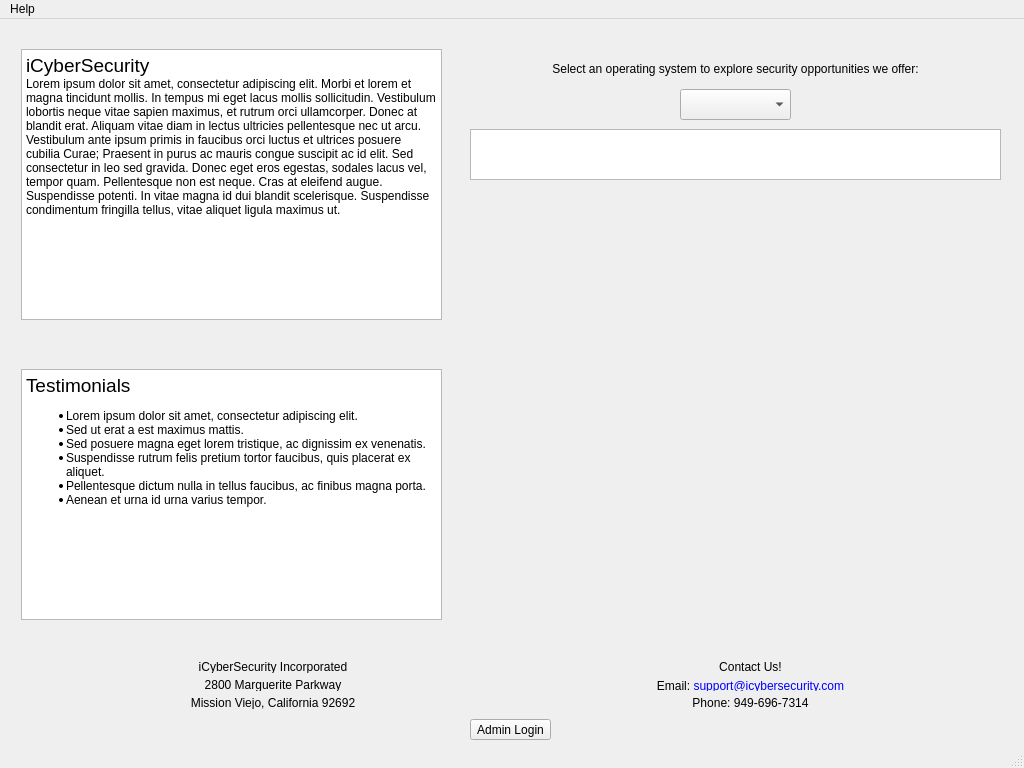
Qt form src/mainwindow.ui (brianclinkenbeard/pamphlet) before a commit.
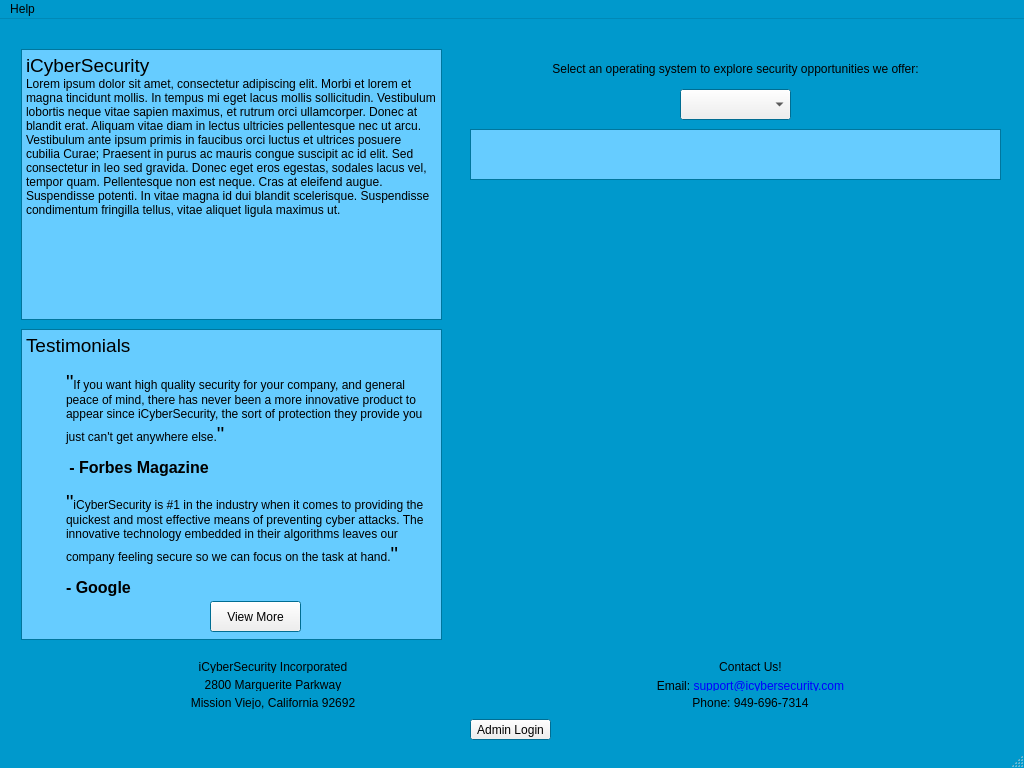
The same form after that commit.

Commit message: Changes to main window color and to testimonials.

What changed in the file:
```diff
--- a/src/mainwindow.ui
+++ b/src/mainwindow.ui
@@ -16,6 +16,70 @@
     <verstretch>0</verstretch>
    </sizepolicy>
   </property>
+  <property name="palette">
+   <palette>
+    <active>
+     <colorrole role="Base">
+      <brush brushstyle="SolidPattern">
+       <color alpha="255">
+        <red>102</red>
+        <green>204</green>
+        <blue>255</blue>
+       </color>
+      </brush>
+     </colorrole>
+     <colorrole role="Window">
+      <brush brushstyle="SolidPattern">
+       <color alpha="255">
+        <red>0</red>
+        <green>153</green>
+        <blue>204</blue>
+       </color>
+      </brush>
+     </colorrole>
+    </active>
+    <inactive>
+     <colorrole role="Base">
+      <brush brushstyle="SolidPattern">
+       <color alpha="255">
+        <red>102</red>
+        <green>204</green>
+        <blue>255</blue>
+       </color>
+      </brush>
+     </colorrole>
+     <colorrole role="Window">
+      <brush brushstyle="SolidPattern">
+       <color alpha="255">
+        <red>0</red>
+        <green>153</green>
+        <blue>204</blue>
+       </color>
+      </brush>
+     </colorrole>
+    </inactive>
+    <disabled>
+     <colorrole role="Base">
+      <brush brushstyle="SolidPattern">
+       <color alpha="255">
+        <red>0</red>
+        <green>153</green>
+        <blue>204</blue>
+       </color>
+      </brush>
+     </colorrole>
+     <colorrole role="Window">
+      <brush brushstyle="SolidPattern">
+       <color alpha="255">
+        <red>0</red>
+        <green>153</green>
+        <blue>204</blue>
+       </color>
+      </brush>
+     </colorrole>
+    </disabled>
+   </palette>
+  </property>
   <property name="windowTitle">
    <string>MainWindow</string>
   </property>
@@ -55,9 +119,9 @@
     <property name="geometry">
      <rect>
       <x>21</x>
-      <y>350</y>
+      <y>310</y>
       <width>421</width>
-      <height>251</height>
+      <height>311</height>
      </rect>
     </property>
     <property name="html">
@@ -66,12 +130,10 @@
 p, li { white-space: pre-wrap; }
 &lt;/style&gt;&lt;/head&gt;&lt;body style=&quot; font-family:'MS Shell Dlg 2'; font-size:8.25pt; font-weight:400; font-style:normal;&quot;&gt;
 &lt;p style=&quot; margin-top:0px; margin-bottom:0px; margin-left:0px; margin-right:0px; -qt-block-indent:0; text-indent:0px;&quot;&gt;&lt;span style=&quot; font-family:'Sans Serif'; font-size:14pt;&quot;&gt;Testimonials&lt;/span&gt;&lt;/p&gt;
-&lt;ul style=&quot;margin-top: 0px; margin-bottom: 0px; margin-left: 0px; margin-right: 0px; -qt-list-indent: 1;&quot;&gt;&lt;li style=&quot; font-family:'Sans Serif'; font-size:9pt;&quot; style=&quot; margin-top:12px; margin-bottom:0px; margin-left:0px; margin-right:0px; -qt-block-indent:0; text-indent:0px;&quot;&gt;Lorem ipsum dolor sit amet, consectetur adipiscing elit.&lt;/li&gt;
-&lt;li style=&quot; font-family:'Sans Serif'; font-size:9pt;&quot; style=&quot; margin-top:0px; margin-bottom:0px; margin-left:0px; margin-right:0px; -qt-block-indent:0; text-indent:0px;&quot;&gt;Sed ut erat a est maximus mattis.&lt;/li&gt;
-&lt;li style=&quot; font-family:'Sans Serif'; font-size:9pt;&quot; style=&quot; margin-top:0px; margin-bottom:0px; margin-left:0px; margin-right:0px; -qt-block-indent:0; text-indent:0px;&quot;&gt;Sed posuere magna eget lorem tristique, ac dignissim ex venenatis.&lt;/li&gt;
-&lt;li style=&quot; font-family:'Sans Serif'; font-size:9pt;&quot; style=&quot; margin-top:0px; margin-bottom:0px; margin-left:0px; margin-right:0px; -qt-block-indent:0; text-indent:0px;&quot;&gt;Suspendisse rutrum felis pretium tortor faucibus, quis placerat ex aliquet.&lt;/li&gt;
-&lt;li style=&quot; font-family:'Sans Serif'; font-size:9pt;&quot; style=&quot; margin-top:0px; margin-bottom:0px; margin-left:0px; margin-right:0px; -qt-block-indent:0; text-indent:0px;&quot;&gt;Pellentesque dictum nulla in tellus faucibus, ac finibus magna porta.&lt;/li&gt;
-&lt;li style=&quot; font-family:'Sans Serif'; font-size:9pt;&quot; style=&quot; margin-top:0px; margin-bottom:12px; margin-left:0px; margin-right:0px; -qt-block-indent:0; text-indent:0px;&quot;&gt;Aenean et urna id urna varius tempor.&lt;/li&gt;&lt;/ul&gt;&lt;/body&gt;&lt;/html&gt;</string>
+&lt;p style=&quot; margin-top:12px; margin-bottom:0px; margin-left:0px; margin-right:0px; -qt-block-indent:1; text-indent:0px;&quot;&gt;&lt;span style=&quot; font-family:'Sans Serif'; font-size:16pt;&quot;&gt;&amp;quot;&lt;/span&gt;&lt;span style=&quot; font-family:'Sans Serif'; font-size:9pt;&quot;&gt;If you want high quality security for your company, and general peace of mind, there has never been a more innovative product to appear since iCyberSecurity, the sort of protection they provide you just can't get anywhere else.&lt;/span&gt;&lt;span style=&quot; font-family:'Sans Serif'; font-size:16pt;&quot;&gt;&amp;quot;&lt;/span&gt;&lt;/p&gt;
+&lt;p style=&quot; margin-top:12px; margin-bottom:0px; margin-left:0px; margin-right:0px; -qt-block-indent:1; text-indent:0px;&quot;&gt;&lt;span style=&quot; font-family:'Sans Serif'; font-size:9pt;&quot;&gt; &lt;/span&gt;&lt;span style=&quot; font-family:'Sans Serif'; font-size:12pt; font-weight:600;&quot;&gt;- Forbes Magazine&lt;/span&gt;&lt;/p&gt;
+&lt;p style=&quot; margin-top:12px; margin-bottom:0px; margin-left:0px; margin-right:0px; -qt-block-indent:1; text-indent:0px;&quot;&gt;&lt;span style=&quot; font-family:'Sans Serif'; font-size:16pt;&quot;&gt;&amp;quot;&lt;/span&gt;&lt;span style=&quot; font-family:'Sans Serif'; font-size:9pt;&quot;&gt;iCyberSecurity is #1 in the industry when it comes to providing the quickest and most effective means of preventing cyber attacks. The innovative technology embedded in their algorithms leaves our company feeling secure so we can focus on the task at hand.&lt;/span&gt;&lt;span style=&quot; font-family:'Sans Serif'; font-size:16pt;&quot;&gt;&amp;quot;&lt;/span&gt;&lt;span style=&quot; font-family:'Sans Serif'; font-size:9pt;&quot;&gt; &lt;/span&gt;&lt;/p&gt;
+&lt;p style=&quot; margin-top:12px; margin-bottom:0px; margin-left:0px; margin-right:0px; -qt-block-indent:1; text-indent:0px;&quot;&gt;&lt;span style=&quot; font-family:'Sans Serif'; font-size:12pt; font-weight:600;&quot;&gt;- Google&lt;/span&gt;&lt;/p&gt;&lt;/body&gt;&lt;/html&gt;</string>
     </property>
    </widget>
    <widget class="QComboBox" name="comboBox">
@@ -217,6 +279,19 @@
      </item>
     </layout>
    </widget>
+   <widget class="QPushButton" name="pushButton_2">
+    <property name="geometry">
+     <rect>
+      <x>210</x>
+      <y>582</y>
+      <width>91</width>
+      <height>31</height>
+     </rect>
+    </property>
+    <property name="text">
+     <string>View More</string>
+    </property>
+   </widget>
   </widget>
   <widget class="QMenuBar" name="menuBar">
    <property name="geometry">
```
